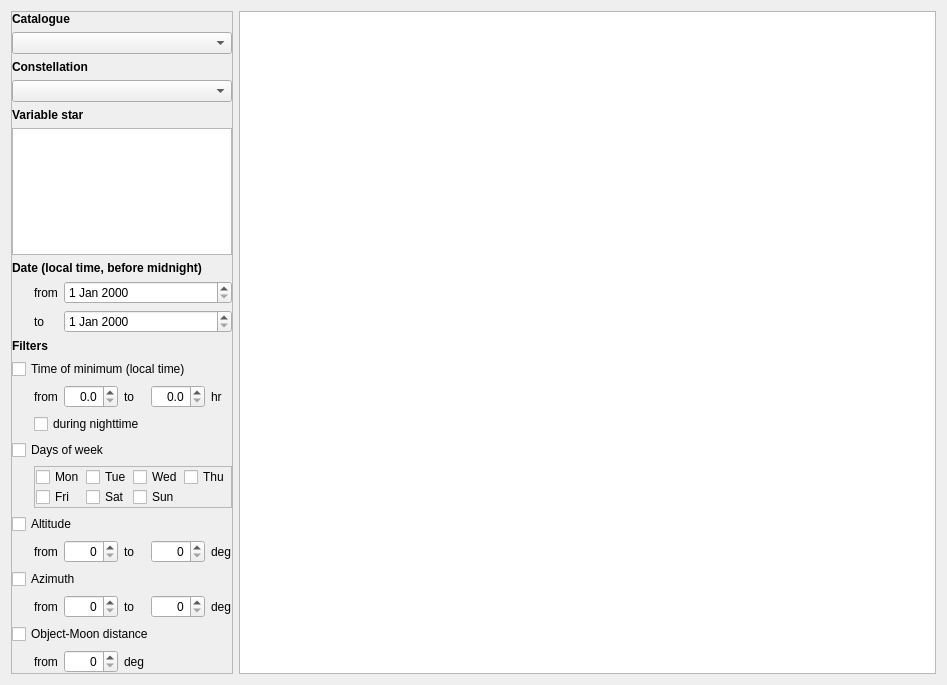
First picture: the form in source/cpp/CStarEphemerisTab.ui, repository dmotl/ephemerides, before the edit.
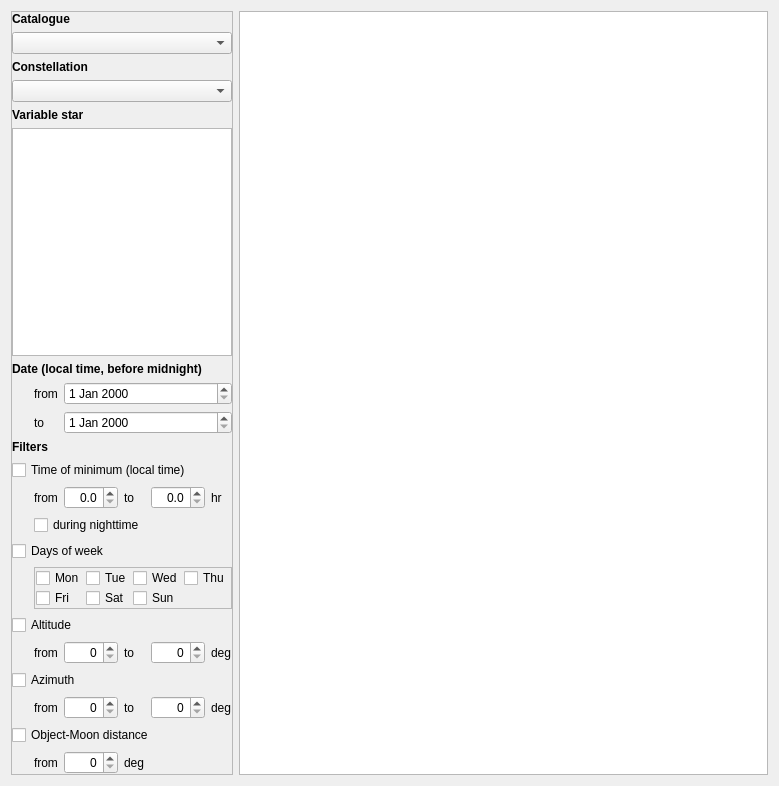
Second picture: the form after the edit.

```diff
--- a/source/cpp/CStarEphemerisTab.ui
+++ b/source/cpp/CStarEphemerisTab.ui
@@ -6,8 +6,8 @@
    <rect>
     <x>0</x>
     <y>0</y>
-    <width>947</width>
-    <height>685</height>
+    <width>779</width>
+    <height>786</height>
    </rect>
   </property>
   <property name="windowTitle">
@@ -16,6 +16,12 @@
   <layout class="QHBoxLayout" name="horizontalLayout">
    <item>
     <widget class="QFrame" name="toolBox">
+     <property name="maximumSize">
+      <size>
+       <width>222</width>
+       <height>16777215</height>
+      </size>
+     </property>
      <property name="frameShape">
       <enum>QFrame::StyledPanel</enum>
      </property>
@@ -78,20 +84,7 @@
        </widget>
       </item>
       <item>
-       <widget class="QListWidget" name="varsList">
-        <property name="sizePolicy">
-         <sizepolicy hsizetype="Preferred" vsizetype="Preferred">
-          <horstretch>0</horstretch>
-          <verstretch>0</verstretch>
-         </sizepolicy>
-        </property>
-        <property name="maximumSize">
-         <size>
-          <width>220</width>
-          <height>16777215</height>
-         </size>
-        </property>
-       </widget>
+       <widget class="QListWidget" name="varsList"/>
       </item>
       <item>
        <widget class="QLabel" name="dateLabel">
@@ -605,7 +598,14 @@
        <number>0</number>
       </property>
       <item>
-       <widget class="QTableView" name="tableView"/>
+       <widget class="QTableView" name="tableView">
+        <property name="sizePolicy">
+         <sizepolicy hsizetype="Expanding" vsizetype="Expanding">
+          <horstretch>1</horstretch>
+          <verstretch>0</verstretch>
+         </sizepolicy>
+        </property>
+       </widget>
       </item>
      </layout>
     </widget>
```
